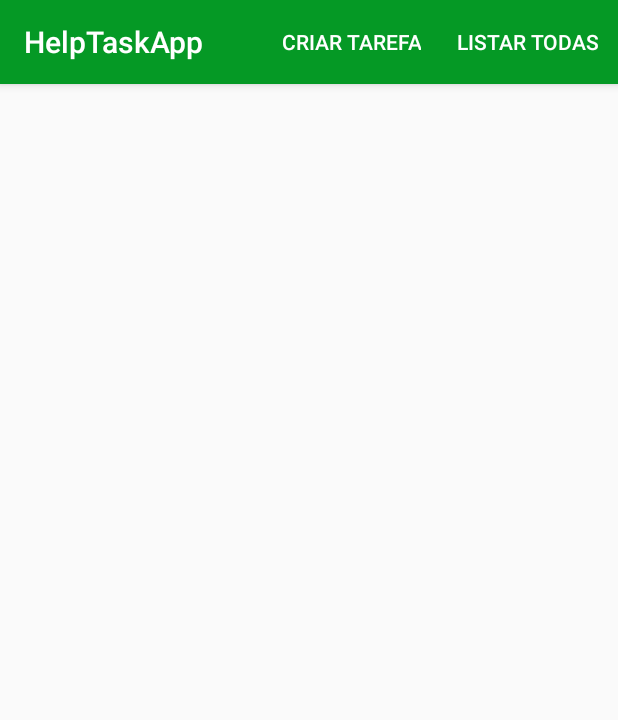
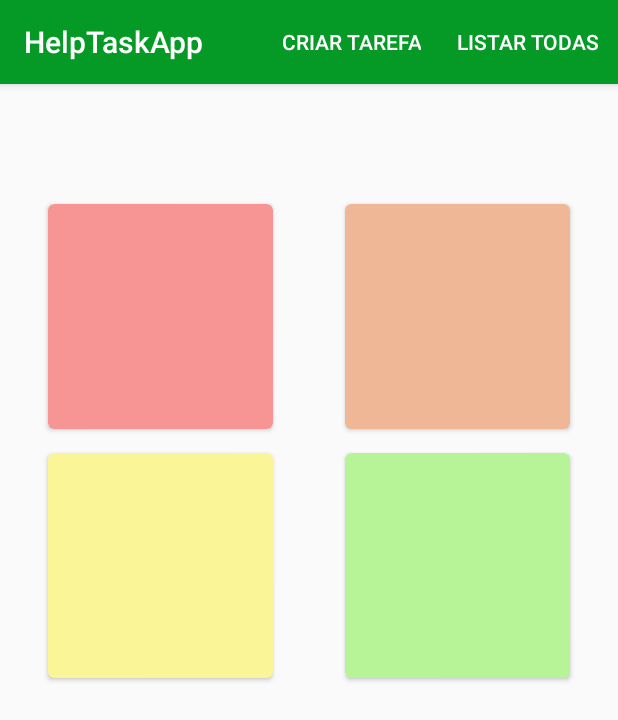
Before and after one commit to vteodoro/HelpTaskApp, an Android app: the screen it shows after launch (MainActivity), on a phone screen of 412 x 824 dp. Shown: the top 720 px of the screen. Run offline under Robolectric (Android 15) with nearby library versions, the phone set to English and light mode, and no system bars; 7 statements that could not run were skipped.

Commit message:
Editar homepage

```diff
--- a/app/src/main/res/layout/activity_main.xml
+++ b/app/src/main/res/layout/activity_main.xml
@@ -1,12 +1,55 @@
 <?xml version="1.0" encoding="utf-8"?>
-<RelativeLayout
-    xmlns:android="http://schemas.android.com/apk/res/android"
-    android:layout_width="match_parent"
-    android:layout_height="match_parent">
+<android.support.constraint.ConstraintLayout
+xmlns:android="http://schemas.android.com/apk/res/android"
+xmlns:card_view="http://schemas.android.com/apk/res-auto"
+android:layout_height="match_parent"
+android:layout_width="match_parent">
 
-    <android.support.v7.widget.RecyclerView
-        android:id="@+id/rvTarefas"
-        android:layout_width="match_parent"
-        android:layout_height="match_parent"/>
+<android.support.v7.widget.CardView xmlns:card_view="http://schemas.android.com/apk/res-auto"
+    android:id="@+id/card_executar"
+    android:layout_width="150dp"
+    android:layout_height="150dp"
+    android:layout_marginStart="32dp"
+    android:layout_marginTop="80dp"
+    card_view:cardBackgroundColor="@color/card_exec"
+    card_view:cardCornerRadius="4dp"
+    card_view:layout_constraintStart_toStartOf="parent"
+    card_view:layout_constraintTop_toTopOf="parent"></android.support.v7.widget.CardView>
 
-</RelativeLayout>
+<android.support.v7.widget.CardView xmlns:card_view="http://schemas.android.com/apk/res-auto"
+    android:id="@+id/card_planejar"
+    android:layout_width="150dp"
+    android:layout_height="150dp"
+    android:layout_marginEnd="32dp"
+    android:layout_marginTop="80dp"
+    card_view:cardBackgroundColor="@color/card_plan"
+    card_view:cardCornerRadius="4dp"
+    card_view:layout_constraintEnd_toEndOf="parent"
+    card_view:layout_constraintTop_toTopOf="parent"></android.support.v7.widget.CardView>
+
+<android.support.v7.widget.CardView xmlns:card_view="http://schemas.android.com/apk/res-auto"
+    android:id="@+id/card_delegar"
+    android:layout_width="150dp"
+    android:layout_height="150dp"
+    android:layout_marginStart="32dp"
+    android:layout_marginTop="16dp"
+    card_view:cardBackgroundColor="@color/card_deleg"
+    card_view:cardCornerRadius="4dp"
+    card_view:layout_constraintStart_toStartOf="parent"
+    card_view:layout_constraintTop_toBottomOf="@+id/card_executar">
+
+</android.support.v7.widget.CardView>
+
+<android.support.v7.widget.CardView xmlns:card_view="http://schemas.android.com/apk/res-auto"
+    android:id="@+id/card_deletar"
+    android:layout_width="150dp"
+    android:layout_height="150dp"
+    android:layout_marginEnd="32dp"
+    android:layout_marginTop="16dp"
+    card_view:cardBackgroundColor="@color/card_delet"
+    card_view:cardCornerRadius="4dp"
+    card_view:layout_constraintEnd_toEndOf="parent"
+    card_view:layout_constraintTop_toBottomOf="@+id/card_planejar">
+
+</android.support.v7.widget.CardView>
+</android.support.constraint.ConstraintLayout>
--- a/app/src/main/res/values/colors.xml
+++ b/app/src/main/res/values/colors.xml
@@ -3,8 +3,8 @@
     <color name="colorPrimary">#059925</color>
     <color name="colorPrimaryDark">#054513</color>
     <color name="colorAccent">#00ff38</color>
-    <color name="card_exec">#fd5c5c</color>
-    <color name="card_plan">#f9975a</color>
-    <color name="card_deleg">#edd257</color>
-    <color name="card_delet">#8aea59</color>
+    <color name="card_exec">#f79595</color>
+    <color name="card_plan">#efb795</color>
+    <color name="card_deleg">#faf597</color>
+    <color name="card_delet">#b6f497</color>
 </resources>
```
Also changed, not shown: app/src/main/res/layout/activity_main_aux.xml (deleted, +0 -30 lines).
